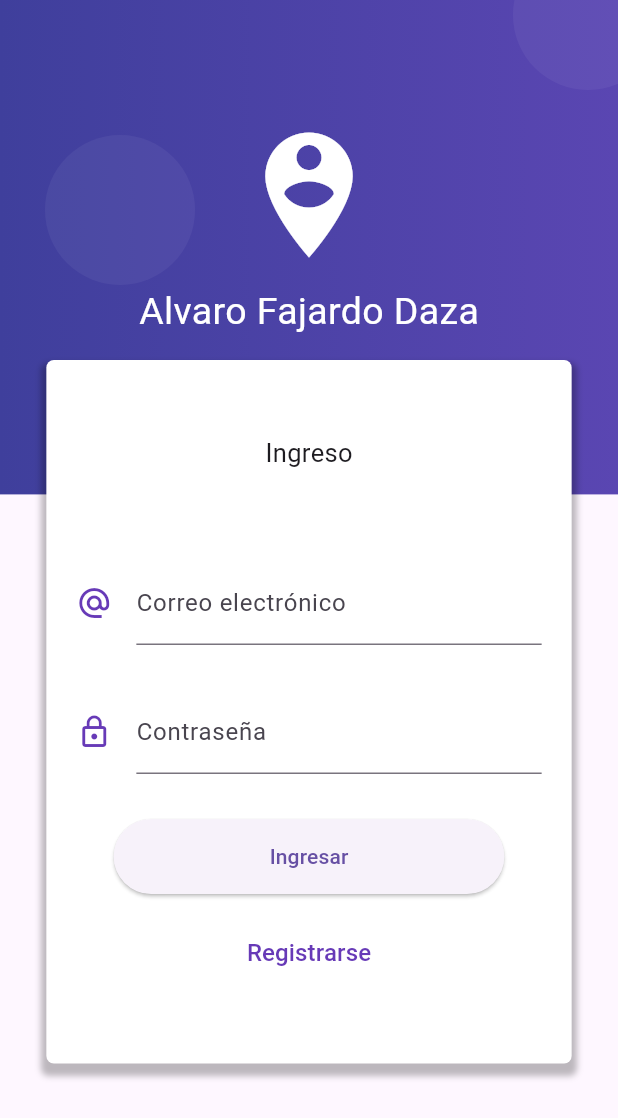
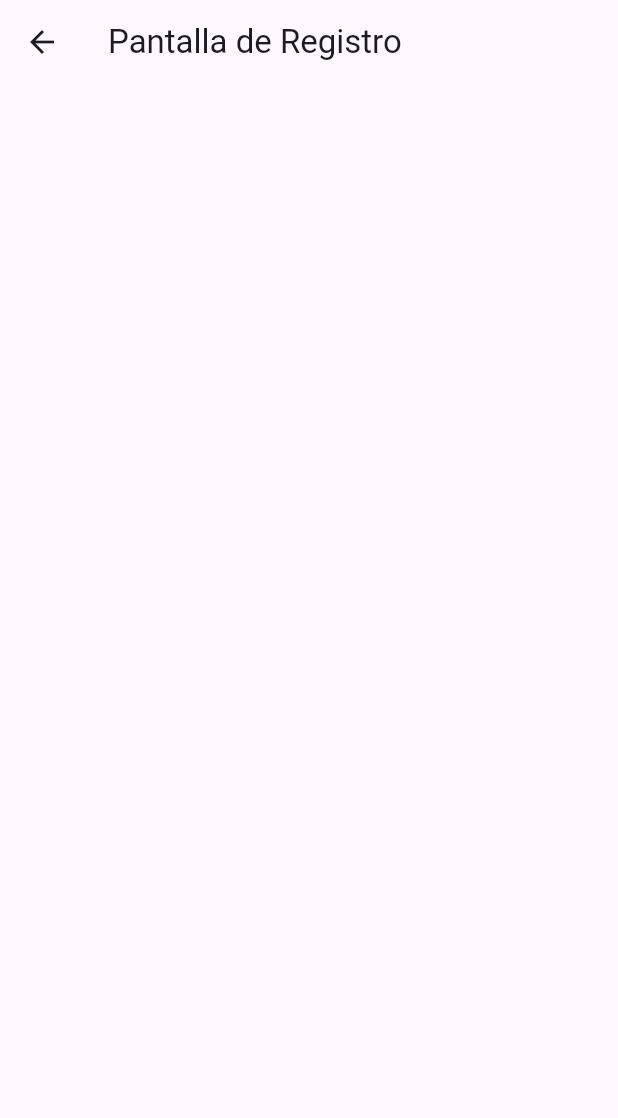
Before and after one commit to alvarofajardo917/Proyecto_flutter_symetrica, a Flutter app: the screen it shows after launch, after a tap on "Registrarse", on a phone screen of 412 x 824 dp. Shown: the top 1118 px of the screen. Run offline on Flutter 3.47's test engine with Material 3 defaults, Android fonts, the phone set to English and light mode, and no system bars.

Commit message:
segundo comentario

```diff
--- a/formvalidation/lib/main.dart
+++ b/formvalidation/lib/main.dart
@@ -1,6 +1,8 @@
 import 'package:flutter/material.dart';
 import 'package:formvalidation/src/pages/home_page.dart';
 import 'package:formvalidation/src/pages/login_page.dart';
+import 'package:formvalidation/src/pages/registro_page.dart';
+
 
 void main() => runApp(const MyApp());
 
@@ -16,6 +18,8 @@ class MyApp extends StatelessWidget {
       routes: {
         'login': (BuildContext context) => const LoginPage(),
         'home': (BuildContext context) => const Homepage(),
+        'registro': (BuildContext context) => const registropage(),
+
       },
     );
   }
--- a/formvalidation/lib/src/pages/login_page.dart
+++ b/formvalidation/lib/src/pages/login_page.dart
@@ -1,6 +1,7 @@
 //import 'dart:js';
 
 import 'package:flutter/material.dart';
+import 'package:formvalidation/src/pages/registro_page.dart';
 
 class LoginPage extends StatelessWidget {
   const LoginPage({super.key});
@@ -13,14 +14,19 @@ class LoginPage extends StatelessWidget {
           _crearFondo(context),
           _loginForm(context),
         ],
-    ));
+      ),
+    );
   }
 
   Widget _loginForm(BuildContext context) {
     final size = MediaQuery.of(context).size;
 
+    // Pass the context to _crearRegistroButton
+    var crearRegistroButton = _crearRegistroButton(context);
+
     return SingleChildScrollView(
-      child: Column(children: <Widget>[
+      child: Column(
+        children: <Widget>[
           SafeArea(
             child: Container(
               height: 180.0,
@@ -38,8 +44,10 @@ class LoginPage extends StatelessWidget {
                   color: Colors.black26,
                   blurRadius: 3.0,
                   offset: Offset(0.0, 5.0),
-                    spreadRadius: 3.0)
-              ]),
+                  spreadRadius: 3.0,
+                )
+              ],
+            ),
             child: Column(
               children: <Widget>[
                 const Text('Ingreso', style: TextStyle(fontSize: 17.0)),
@@ -50,11 +58,13 @@ class LoginPage extends StatelessWidget {
                 const SizedBox(height: 30.0),
                 _crearBoton(),
                 const SizedBox(height: 15.0), // Espaciado adicional
-              _crearRegistroButton(),
+                crearRegistroButton,
+                const SizedBox(height: 15.0)
               ],
             ),
           )
-      ]),
+        ],
+      ),
     );
   }
 
@@ -95,14 +105,18 @@ class LoginPage extends StatelessWidget {
     );
   }
 
-  Widget _crearRegistroButton() {
+// Función para crear el botón de registro
+ Widget _crearRegistroButton(BuildContext context) {
     return TextButton(
       onPressed: () {
-        // Aquí puedes agregar la lógica para ir a la pantalla de registro
+        Navigator.push(
+          context,
+          MaterialPageRoute(builder: (context) => const registropage()),
+        );
       },
       child: const Text(
         'Registrarse',
-        style:  TextStyle(color: Colors.deepPurple, fontSize: 16.0),
+        style: TextStyle(color: Colors.deepPurple, fontSize: 16.0),
       ),
     );
   }
--- /dev/null
+++ b/formvalidation/lib/src/pages/registro_page.dart
@@ -0,0 +1,16 @@
+import 'package:flutter/material.dart';
+
+
+// ignore: camel_case_types
+class registropage extends StatelessWidget {
+  const registropage({super.key});
+
+ @override
+  Widget build(BuildContext context) {
+    return Scaffold(
+      appBar: AppBar(
+        title: const Text('Pantalla de Registro'),
+      ),
+    );
+  }
+}
```
Lines whose indentation alone changed are shown as unchanged.
